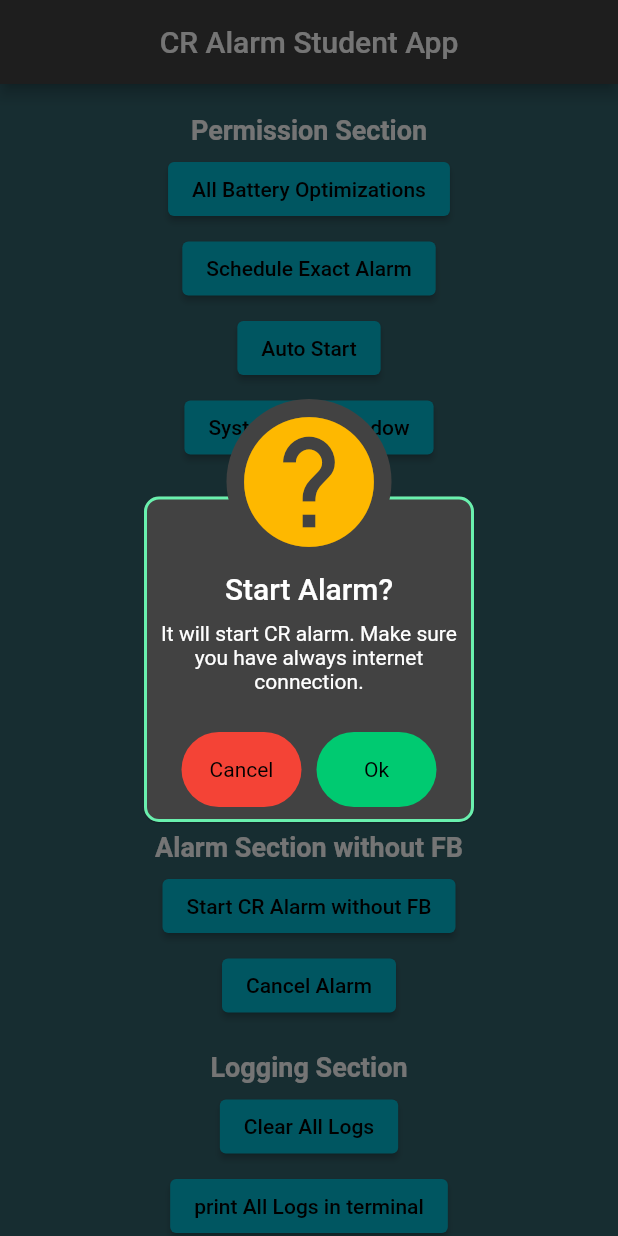
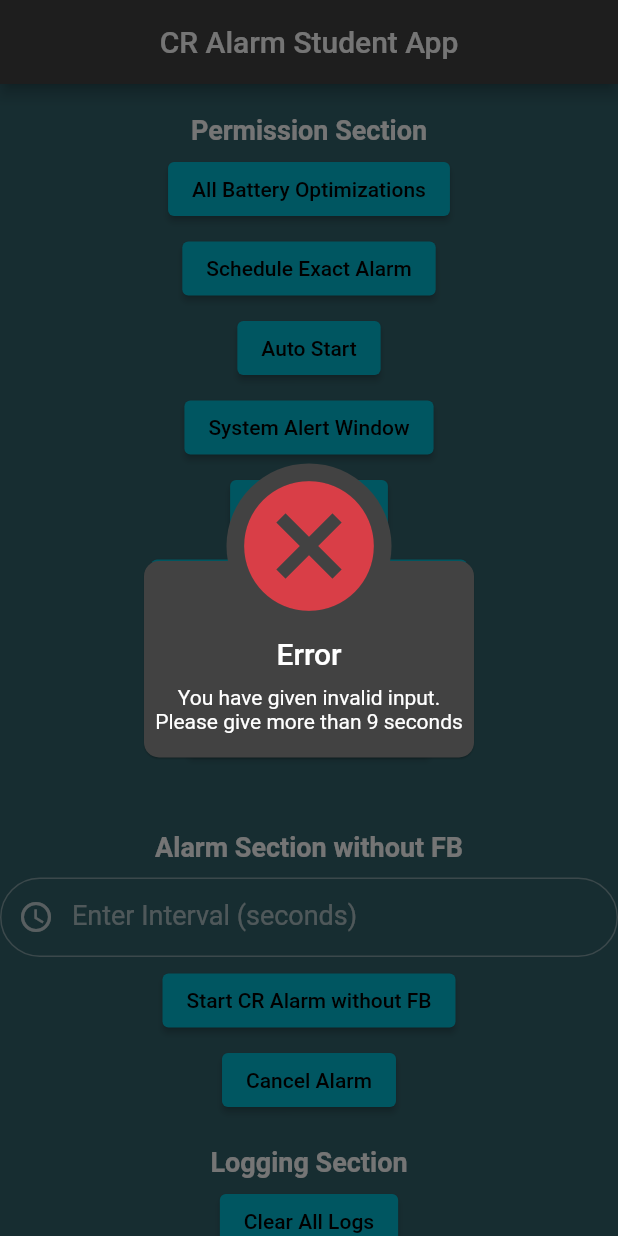
Before and after one commit to Rakibul73/CR_Alarm, a Flutter app: the screen it shows after launch, after a tap on "Start CR Alarm without FB", on a phone screen of 412 x 824 dp. Run offline on Flutter 3.47's test engine with Material 2 defaults, Android fonts, the light colour scheme and no system bars; our stand-ins replace awesome_dialog, flutter_local_notifications, permission_handler, shared_preferences; missing offline and left inert: android_alarm_manager_plus, android_intent_plus, disable_battery_optimization, flutter_facebook_auth, flutter_logs.

Commit message:
added user input for periodic interval

```diff
--- a/lib/combined_sections.dart
+++ b/lib/combined_sections.dart
@@ -33,8 +33,24 @@ class _CombinedSectionsState extends State<CombinedSections> {
     ).show();
     print("Alarm Manager Cancelled");
   }
+  void invalidInputDialog() async {
+    FlutterLogs.logError("combined_sections", "invalidInputDialog", "Given Invalid Input Dialog");
+    await AndroidAlarmManager.cancel(4);
+    AwesomeDialog(
+        context: context,
+        dialogType: DialogType.error,
+        width: 300,
+        headerAnimationLoop: false,
+        animType: AnimType.topSlide,
+        title: 'Error',
+        desc: 'You have given invalid input. Please give more than 9 seconds',
+        dismissOnTouchOutside: true,
+        autoHide: const Duration(seconds: 3), // Auto hide after 3 seconds
+      ).show();
+    print("Given Invalid Input Dialog");
+  }
 
-  void displayPopUpAndroidAlarmManager(bool value) async {
+  void displayPopUpAndroidAlarmManager(bool value , int interval) async {
     print('set up:$value');
     FlutterLogs.logInfo("combined_sections", "displayPopUpAndroidAlarmManager", "Setting up AndroidAlarmManager, value = $value");
     if (value) {
@@ -45,7 +61,7 @@ class _CombinedSectionsState extends State<CombinedSections> {
         headerAnimationLoop: false,
         animType: AnimType.topSlide,
         title: 'Success',
-        desc: 'CR Alarm Started',
+        desc: 'CR Alarm Started Periodic alarm for $interval seconds is set',
         dismissOnTouchOutside: true,
         autoHide: const Duration(seconds: 3), // Auto hide after 3 seconds
       ).show();
@@ -66,6 +82,7 @@ class _CombinedSectionsState extends State<CombinedSections> {
 
   @override
   Widget build(BuildContext context) {
+    final intervalController = TextEditingController(); // Controller to capture user input
     return SingleChildScrollView(
       child: Center(
         child: Column(
@@ -84,10 +101,42 @@ class _CombinedSectionsState extends State<CombinedSections> {
                 color: Color.fromARGB(255, 255, 255, 255),
               ),
             ),
+            const SizedBox(height: 10),
+            // Textfield for user to input interval
+            TextField(
+              controller: intervalController,
+              decoration: InputDecoration(
+                labelText: 'Enter Interval (seconds)',
+                hintText: 'e.g. 10', // Add a hint to guide users
+                contentPadding: const EdgeInsets.symmetric(horizontal: 16.0, vertical: 16.0), // Adjust padding
+                border: OutlineInputBorder(
+                  borderRadius: BorderRadius.circular(200.0), // Round the corners
+                ),
+                focusedBorder: OutlineInputBorder(
+                  borderSide: const BorderSide(color: Colors.blue), // Add a border color when focused
+                  borderRadius: BorderRadius.circular(20.0),
+                ),
+                prefixIcon: const Icon(Icons.access_time), // Add an icon as a prefix
+              ),
+              keyboardType: TextInputType.number,
+              textAlign: TextAlign.center, // Center-align the text
+              style: const TextStyle(
+                fontSize: 18.0, // Adjust the font size
+                color: Color.fromARGB(255, 153, 255, 0), // Text color
+              ),
+            ),
             const SizedBox(height: 5),
             ElevatedButton(
               child: const Text('Start CR Alarm without FB'),
               onPressed: () {
+                String intervalText = intervalController.text;
+                int interval = int.tryParse(intervalText) ?? 0; // Parse user input to integer
+                if (interval <= 9) {
+                  // Invalid input Display an error dialog for invalid input
+                  invalidInputDialog();
+                }
+                else {
+                  // Valid input, set the alarm
                   AwesomeDialog(
                     context: context,
                     dialogType: DialogType.question,
@@ -109,12 +158,13 @@ class _CombinedSectionsState extends State<CombinedSections> {
                     btnCancelOnPress: () {},
                     btnOkOnPress: () async {
                       // Set a repeating alarm with the selected group ID as a parameter
-                    await AndroidAlarmManager.periodic(const Duration(seconds: 10), 4, createAlarm, exact: true, wakeup: true, allowWhileIdle: true, rescheduleOnReboot: true)
-                        .then((val) => displayPopUpAndroidAlarmManager(val));
+                      await AndroidAlarmManager.periodic(Duration(seconds: interval), 4, createAlarm, exact: true, wakeup: true, allowWhileIdle: true, rescheduleOnReboot: true)
+                          .then((val) => displayPopUpAndroidAlarmManager(val , interval));
                     },
                     buttonsTextStyle: const TextStyle(color: Colors.black),
                     reverseBtnOrder: true,
                   ).show();
+                }
               },
             ),
             const SizedBox(height: 5),
```
Lines whose indentation alone changed are shown as unchanged.
